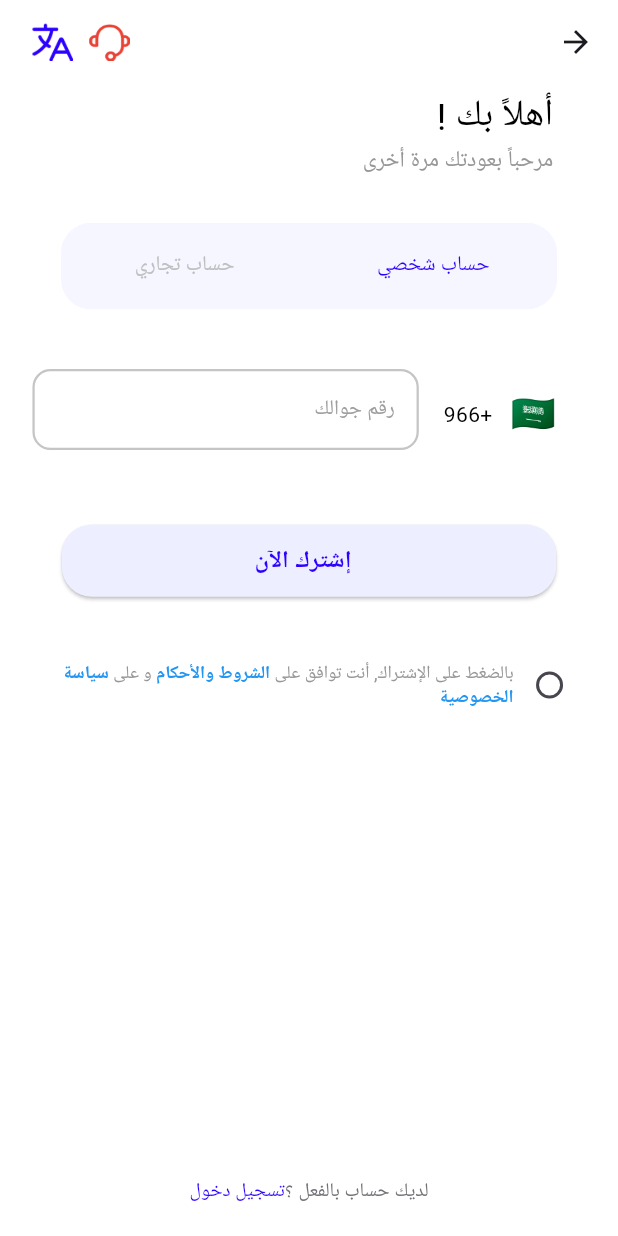
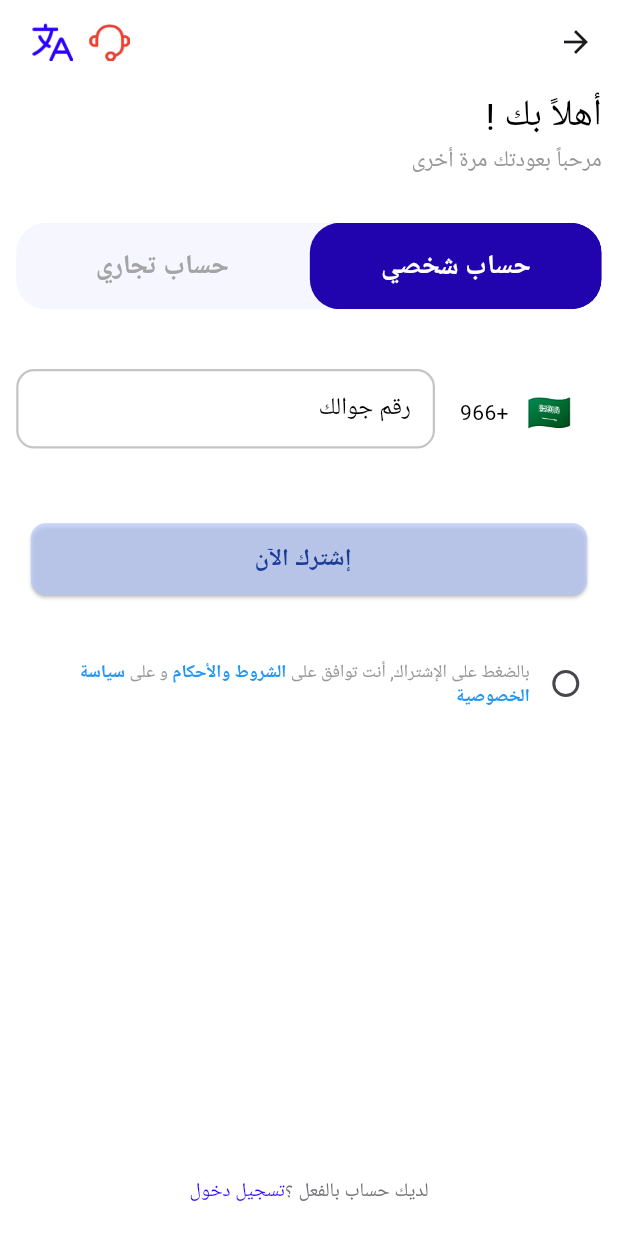
Before and after one commit to hawiaplus-maker/Hawiah-Plus, a Flutter app: the RegisterScreen screen opened directly, on a phone screen of 412 x 824 dp. Run offline on Flutter 3.47's test engine with Material 3 defaults, Android fonts, the phone set to English and light mode, and no system bars; drawn by our look-alikes of intl_phone_number_input, toggle_switch; our stand-ins replace awesome_bottom_bar, awesome_dialog, bloc, curved_navigation_bar, dio, easy_localization and 12 more; missing offline and left inert: flutter_emoji_feedback; accounts and stored records are empty.

Commit message:
add_registr

```diff
--- a/lib/core/widgets/global-elevated-button-widget.dart
+++ b/lib/core/widgets/global-elevated-button-widget.dart
@@ -9,6 +9,7 @@ class GlobalElevatedButton extends StatelessWidget {
   final EdgeInsetsGeometry? padding;
   final BorderRadiusGeometry borderRadius;
   final double? fixedWidth;
+  final bool isLoading;
 
   const GlobalElevatedButton({
     Key? key,
@@ -19,7 +20,8 @@ class GlobalElevatedButton extends StatelessWidget {
     this.icon,
     this.padding = const EdgeInsets.symmetric(horizontal: 20, vertical: 12),
     this.borderRadius = const BorderRadius.all(Radius.circular(20)),
-    this.fixedWidth = 0.80, // 80% width of the screen
+    this.fixedWidth = 0.80,
+    this.isLoading = false, // 80% width of the screen
   }) : super(key: key);
 
   @override
@@ -27,7 +29,9 @@ class GlobalElevatedButton extends StatelessWidget {
     return ElevatedButton.icon(
       onPressed: onPressed, // Disable if not enabled
       icon: icon != null ? icon : SizedBox.shrink(),
-      label: Text(
+      label: isLoading
+          ? CircularProgressIndicator()
+          : Text(
               label,
               style: TextStyle(
                 fontSize: 16.0,
--- a/lib/features/authentication/presentation/screens/register-screen.dart
+++ b/lib/features/authentication/presentation/screens/register-screen.dart
@@ -14,8 +14,15 @@ import '../widgets/register-widgets/register-button-widget.dart';
 import '../widgets/register-widgets/terms-and-conditions-section.dart';
 import '../widgets/register-widgets/welcome-text-widget.dart';
 
-class RegisterScreen extends StatelessWidget {
+class RegisterScreen extends StatefulWidget {
   const RegisterScreen({super.key});
+
+  @override
+  State<RegisterScreen> createState() => _RegisterScreenState();
+}
+
+class _RegisterScreenState extends State<RegisterScreen> {
+  final GlobalKey<FormState> formKey = GlobalKey<FormState>();
 
   @override
   Widget build(BuildContext context) {
@@ -30,24 +37,33 @@ class RegisterScreen extends StatelessWidget {
         final checkedValueTerms = authChange.checkedValueTerms;
 
         return Container(
-          padding: EdgeInsets.symmetric(horizontal: 20.w),
+          padding: EdgeInsets.symmetric(horizontal: 10.w),
+          child: Form(
+            key: formKey,
             child: Column(
               mainAxisAlignment: MainAxisAlignment.center,
               crossAxisAlignment: CrossAxisAlignment.center,
               children: [
                 WelcomeTextWidget(),
                 SizedBox(height: 30.h),
-              AccountTypeToggleWidget(
-                selectedAccountType: selectedAccountType,
-                accountTypes: accountTypes,
+                BlocBuilder<AuthCubit, AuthState>(builder: (context, state) {
+                  final authChange = context.watch<AuthCubit>();
+                  return AccountTypeToggleWidget(
+                    selectedAccountType: authChange.selectedAccountType,
+                    accountTypes: authChange.accountTypes,
                     onToggle: (index) {
+                      setState(() {
                         authChange.updateSelectedAccountType(index!);
+                      });
                     },
-              ),
+                  );
+                }),
                 SizedBox(height: 40.h),
                 PhoneInputWidget(),
                 SizedBox(height: 50.h),
-              RegisterButtonWidget(),
+                RegisterButtonWidget(
+                  formKey: formKey,
+                ),
                 SizedBox(height: 35.h),
                 TermsAndConditionsSection(
                   checkedValueTerms: checkedValueTerms,
@@ -60,9 +76,18 @@ class RegisterScreen extends StatelessWidget {
                 SizedBox(height: 20.h),
               ],
             ),
+          ),
         );
       }, listener: (context, state) {
         if (state is AuthSuccess) {
+          Fluttertoast.showToast(
+            msg: state.message,
+            toastLength: Toast.LENGTH_LONG,
+            gravity: ToastGravity.BOTTOM,
+            backgroundColor: Colors.green,
+            textColor: Colors.white,
+            fontSize: 16.0,
+          );
           Navigator.push(
             context,
             MaterialPageRoute(
--- a/lib/features/authentication/presentation/widgets/common/phone-input-widget.dart
+++ b/lib/features/authentication/presentation/widgets/common/phone-input-widget.dart
@@ -1,20 +1,25 @@
+import 'package:easy_localization/easy_localization.dart' as es;
 import 'package:flutter/material.dart';
 import 'package:flutter_screenutil/flutter_screenutil.dart';
 import 'package:hawiah_client/features/authentication/presentation/controllers/auth-cubit/auth-cubit.dart';
 import 'package:intl_phone_number_input/intl_phone_number_input.dart';
-import 'package:easy_localization/easy_localization.dart' as es;
 
 class PhoneInputWidget extends StatelessWidget {
   @override
   Widget build(BuildContext context) {
     final authCubit = AuthCubit.get(context);
     final fullNumber = authCubit.fullNumber;
-
     return Directionality(
       textDirection: context.locale.languageCode == 'ar'
           ? TextDirection.rtl
           : TextDirection.ltr,
       child: InternationalPhoneNumberInput(
+        validator: (value) {
+          if (value == null || value.isEmpty) {
+            return 'phone_number_required'.tr();
+          }
+          return null;
+        },
         spaceBetweenSelectorAndTextField: 5,
         textAlign: context.locale.languageCode == 'ar'
             ? TextAlign.right
@@ -52,7 +57,7 @@ class PhoneInputWidget extends StatelessWidget {
           useEmoji: true,
         ),
         inputDecoration: InputDecoration(
-          hintText: "phone_number".tr(),
+          labelText: "phone_number".tr(),
           hintStyle: TextStyle(
             color: Colors.grey,
             fontSize: 14.sp,
--- a/lib/features/authentication/presentation/widgets/register-widgets/account-type-toggle-widget.dart
+++ b/lib/features/authentication/presentation/widgets/register-widgets/account-type-toggle-widget.dart
@@ -1,9 +1,7 @@
-
 import 'package:easy_localization/easy_localization.dart';
 import 'package:flutter/material.dart';
 import 'package:flutter_screenutil/flutter_screenutil.dart';
 import 'package:toggle_switch/toggle_switch.dart';
-
 
 class AccountTypeToggleWidget extends StatelessWidget {
   final int selectedAccountType;
@@ -19,15 +17,19 @@ class AccountTypeToggleWidget extends StatelessWidget {
   @override
   Widget build(BuildContext context) {
     return ToggleSwitch(
-      inactiveFgColor: Color(0xffBFBFBF),
-      activeFgColor: Color(0xff2D01FE),
+      inactiveFgColor: Color(0xffA4A4A4),
+      activeFgColor: Color(0xffFFFFFF),
       inactiveBgColor: Color(0xffF5F6FF),
-      activeBgColor: [Color(0xffF5F6FF)],
+      activeBgColor: [Color(0xff2204AE)],
       initialLabelIndex: selectedAccountType,
-      minWidth: 0.4.sw,
+      minWidth: 0.9.sw,
       minHeight: 0.07.sh,
       cornerRadius: 20,
+      radiusStyle: true,
       totalSwitches: accountTypes.length,
+      customTextStyles: [
+        TextStyle(fontSize: 18.sp, fontWeight: FontWeight.w700)
+      ],
       labels: accountTypes.map((String label) => label.tr()).toList(),
       onToggle: onToggle,
     );
--- a/lib/features/authentication/presentation/widgets/register-widgets/register-button-widget.dart
+++ b/lib/features/authentication/presentation/widgets/register-widgets/register-button-widget.dart
@@ -1,26 +1,46 @@
 import 'package:easy_localization/easy_localization.dart';
 import 'package:flutter/material.dart';
+import 'package:flutter_bloc/flutter_bloc.dart';
 import 'package:hawiah_client/core/widgets/global-elevated-button-widget.dart';
 import 'package:hawiah_client/features/authentication/presentation/controllers/auth-cubit/auth-cubit.dart';
+import 'package:hawiah_client/features/authentication/presentation/controllers/auth-cubit/auth-state.dart';
 
 class RegisterButtonWidget extends StatelessWidget {
+  final GlobalKey<FormState> formKey;
+
+  const RegisterButtonWidget({Key? key, required this.formKey})
+      : super(key: key);
+
   @override
   Widget build(BuildContext context) {
-    return GlobalElevatedButton(
-      label: "sign_up".tr(),
-      onPressed: () {
-        final cleanedPhone =
-            AuthCubit.get(context).phoneNumber.replaceFirst('+966', '0');
-        AuthCubit.get(context).register(
-          phoneNumber: cleanedPhone,
-          type: AuthCubit.get(context).selectedAccountType,
+    return BlocBuilder<AuthCubit, AuthState>(
+      builder: (context, state) {
+        final isLoading = state is AuthLoading;
+
+        return GlobalElevatedButton(
+          isLoading: isLoading,
+          label: "sign_up".tr(),
+          onPressed: isLoading
+              ? null
+              : () {
+                  if (formKey.currentState!.validate()) {
+                    final authCubit = AuthCubit.get(context);
+                    final cleanedPhone =
+                        authCubit.phoneNumber.replaceFirst('+966', '0');
+
+                    authCubit.register(
+                      phoneNumber: cleanedPhone,
+                      type: authCubit.selectedAccountType,
+                    );
+                  }
+                },
+          backgroundColor: Color.fromARGB(255, 183, 201, 250).withOpacity(.7),
+          textColor: Color(0xff1A3C98),
+          padding: EdgeInsets.symmetric(horizontal: 0, vertical: 12),
+          borderRadius: BorderRadius.circular(10),
+          fixedWidth: 0.9,
         );
       },
-      backgroundColor: Color(0xffEDEEFF),
-      textColor: Color(0xff2D01FE),
-      padding: EdgeInsets.symmetric(horizontal: 20, vertical: 12),
-      borderRadius: BorderRadius.circular(20),
-      fixedWidth: 0.80, // 80% of the screen width
     );
   }
 }
--- a/lib/features/authentication/presentation/widgets/register-widgets/welcome-text-widget.dart
+++ b/lib/features/authentication/presentation/widgets/register-widgets/welcome-text-widget.dart
@@ -1,15 +1,13 @@
 import 'package:easy_localization/easy_localization.dart';
 import 'package:flutter/material.dart';
 import 'package:flutter_screenutil/flutter_screenutil.dart';
-
-
 
 class WelcomeTextWidget extends StatelessWidget {
   @override
   Widget build(BuildContext context) {
     return Container(
       alignment: Alignment.centerRight,
-      margin: EdgeInsets.symmetric(horizontal: 20.w),
+      // margin: EdgeInsets.symmetric(horizontal: 20.w),
       child: Column(
         crossAxisAlignment: CrossAxisAlignment.start,
         children: [
```
Lines whose indentation alone changed are shown as unchanged.
